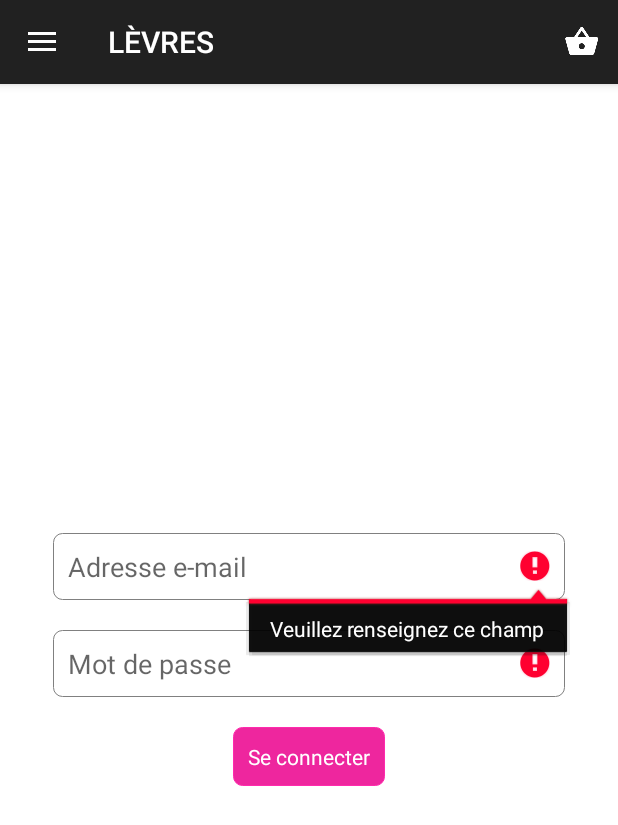
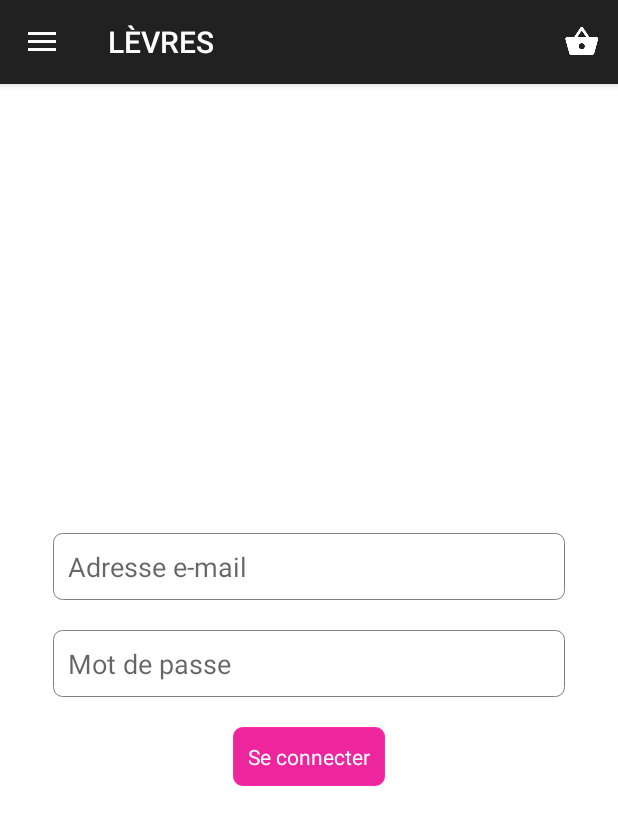
Before and after one commit to Michaos/android-maquillage, an Android app: the fragment FragmentCompte placed in its activity, after a tap on "Se connecter", on a phone screen of 412 x 824 dp. Shown: the top 825 px of the screen. Run offline under Robolectric (Android 15) with nearby library versions, the phone set to English and light mode, and no system bars; 1 statement that could not run was skipped.

Commit message:
optimization : fluidité & rapidité & clean

```diff
--- a/app/src/main/java/brostore/maquillage/manager/UserManager.java
+++ b/app/src/main/java/brostore/maquillage/manager/UserManager.java
@@ -101,7 +101,7 @@ public class UserManager {
             if(result){
                 LocalBroadcastManager.getInstance(mContext).sendBroadcast(new Intent("OK CONNECT"));
             }else{
-                System.out.println("ERROR IDENTIFICATION");
+                LocalBroadcastManager.getInstance(mContext).sendBroadcast(new Intent("KO CONNECT"));
             }
         }
     }
--- a/app/src/main/java/brostore/maquillage/view/FragmentCompte.java
+++ b/app/src/main/java/brostore/maquillage/view/FragmentCompte.java
@@ -11,7 +11,6 @@ import android.support.v7.app.AlertDialog;
 import android.view.LayoutInflater;
 import android.view.View;
 import android.view.ViewGroup;
-import android.widget.EditText;
 import android.widget.Toast;
 
 import brostore.maquillage.R;
@@ -28,9 +27,9 @@ public class FragmentCompte extends Fragment {
             if (intent.getAction().equals("OK CONNECT")) {
                 FragmentMonCompte fmc = new FragmentMonCompte();
                 getActivity().getSupportFragmentManager().beginTransaction().replace(R.id.content_frame, fmc).commit();
-            }else{
-                Toast.makeText(getActivity(), "ERROR", Toast.LENGTH_SHORT).show();
-                rootView.findViewById(R.id.loadinglayout).setVisibility(View.INVISIBLE);
+            }else if (intent.getAction().equals("KO CONNECT")){
+                Toast.makeText(getActivity(), "E-mail ou Mot de passe incorrecte.", Toast.LENGTH_LONG).show();
+                rootView.findViewById(R.id.loadinglayout).setVisibility(View.GONE);
             }
         }
     };
@@ -44,6 +43,7 @@ public class FragmentCompte extends Fragment {
 
         IntentFilter filter = new IntentFilter();
         filter.addAction("OK CONNECT");
+        filter.addAction("KO CONNECT");
         LocalBroadcastManager.getInstance(getActivity()).registerReceiver(broadCastReceiver, filter);
 
         return rootView;
@@ -58,7 +58,7 @@ public class FragmentCompte extends Fragment {
             public void onClick(View v) {
 
                 boolean go = true;
-                if (((EditText) rootView.findViewById(R.id.email)).getText().toString().trim().equalsIgnoreCase("")) {
+                /*if (((EditText) rootView.findViewById(R.id.email)).getText().toString().trim().equalsIgnoreCase("")) {
                     ((EditText) rootView.findViewById(R.id.email)).setError("Veuillez renseignez ce champ");
                     go = false;
                 } else {
@@ -70,11 +70,14 @@ public class FragmentCompte extends Fragment {
                     go = false;
                 } else {
                     ((EditText) rootView.findViewById(R.id.mdp)).setError(null);
-                }
+                }*/
 
                 if (go) {
-                    UserManager.getInstance(getActivity()).getUser().setEmail(((EditText) rootView.findViewById(R.id.email)).getText().toString());
-                    UserManager.getInstance(getActivity()).getUser().setMdp(((EditText) rootView.findViewById(R.id.mdp)).getText().toString());
+                    //UserManager.getInstance(getActivity()).getUser().setEmail(((EditText) rootView.findViewById(R.id.email)).getText().toString());
+                    //UserManager.getInstance(getActivity()).getUser().setMdp(((EditText) rootView.findViewById(R.id.mdp)).getText().toString());
+
+                    UserManager.getInstance(getActivity()).getUser().setEmail("test2@yopmail.com");
+                    UserManager.getInstance(getActivity()).getUser().setMdp("test2");
 
                     UserManager.getInstance(getActivity()).goConnect();
 
--- a/app/src/main/java/brostore/maquillage/view/FragmentListProducts.java
+++ b/app/src/main/java/brostore/maquillage/view/FragmentListProducts.java
@@ -22,7 +22,6 @@ import brostore.maquillage.manager.ProductManager;
 public class FragmentListProducts extends Fragment {
 
     private int id;
-    private String title;
     private ProductAdapter adapter;
     private int base;
     private boolean needInit = true;
@@ -36,7 +35,7 @@ public class FragmentListProducts extends Fragment {
                     init();
                 }else{
                     base += ProductManager.MAX;
-                    footerView.findViewById(R.id.loadinglayout).setVisibility(View.INVISIBLE);
+                    footerView.findViewById(R.id.loadinglayoutfooter).setVisibility(View.INVISIBLE);
                     footerView.findViewById(R.id.txt).setVisibility(View.VISIBLE);
                     adapter.notifyDataSetChanged();
                 }
@@ -65,17 +64,27 @@ public class FragmentListProducts extends Fragment {
         View rootView = inflater.inflate(R.layout.frag_products, container, false);
 
         id = this.getArguments().getInt("id");
-        title = this.getArguments().getString("title");
 
         IntentFilter filter = new IntentFilter();
         filter.addAction("OK PRODUCTS" + id);
         filter.addAction("KO PRODUCTS" + id);
         LocalBroadcastManager.getInstance(getActivity()).registerReceiver(broadCastReceiver, filter);
 
-        base = 0;
-        ProductManager.getInstance(getActivity()).getProductsForCategory(id, base);
+        return rootView;
+    }
 
-        return rootView;
+    @Override
+    public void onViewCreated(View view, Bundle savedInstanceState) {
+        super.onViewCreated(view, savedInstanceState);
+
+        base = ProductManager.getInstance(getActivity()).getList(id + "").size();
+
+        if (base > 0){
+            init();
+        }else{
+            ProductManager.getInstance(getActivity()).getProductsForCategory(id, base);
+        }
+
     }
 
     private void init() {
@@ -85,7 +94,7 @@ public class FragmentListProducts extends Fragment {
 
         getView().findViewById(R.id.loadinglayout).setVisibility(View.INVISIBLE);
 
-        final GridViewWithHeaderAndFooter gridView = (GridViewWithHeaderAndFooter) getView().findViewById(R.id.listView);
+        GridViewWithHeaderAndFooter gridView = (GridViewWithHeaderAndFooter) getView().findViewById(R.id.listView);
         gridView.findViewById(R.id.listView).setVisibility(View.VISIBLE);
         gridView.setVerticalSpacing(1);
 
@@ -100,7 +109,7 @@ public class FragmentListProducts extends Fragment {
             @Override
             public void onClick(View view) {
                 ProductManager.getInstance(getActivity()).getProductsForCategory(id, base);
-                footerView.findViewById(R.id.loadinglayout).setVisibility(View.VISIBLE);
+                footerView.findViewById(R.id.loadinglayoutfooter).setVisibility(View.VISIBLE);
                 footerView.findViewById(R.id.txt).setVisibility(View.GONE);
             }
         });
--- a/app/src/main/res/layout/item_footer.xml
+++ b/app/src/main/res/layout/item_footer.xml
@@ -19,7 +19,7 @@
         app:ttfNameTextView="ElleNovaC-Light.otf" />
 
     <RelativeLayout
-        android:id="@+id/loadinglayout"
+        android:id="@+id/loadinglayoutfooter"
         android:layout_width="match_parent"
         android:layout_height="wrap_content"
         android:gravity="center"
```
Also changed, not shown: app/src/main/java/brostore/maquillage/manager/ProductManager.java (+3 -7 lines).
